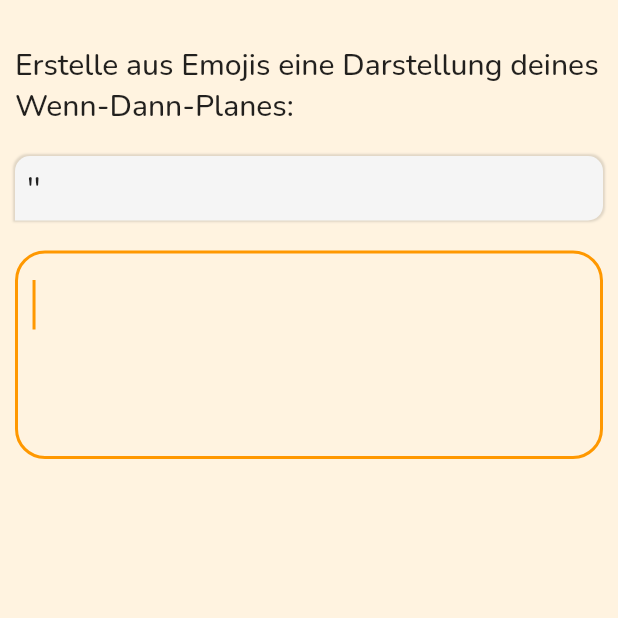
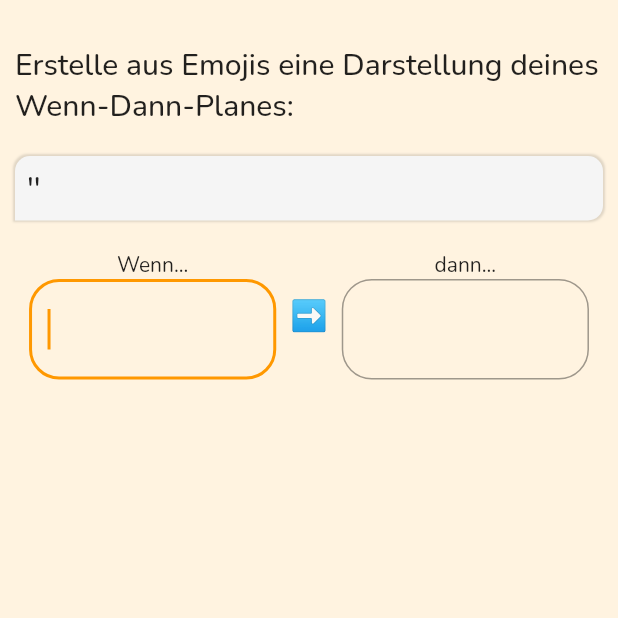
Before and after one commit to EducationalTechnologies/serene-prompt, a Flutter app: the EmojiStoryScreen screen opened directly, on a phone screen of 412 x 824 dp, the top half of it. Run offline on Flutter 3.47's test engine with Material 2 defaults, Android fonts, the phone set to English and light mode, and no system bars; our stand-ins replace cloud_firestore, email_validator, firebase_auth, firebase_core, flutter_local_notifications, flutter_markdown and 6 more; missing offline and left inert: flutter_emoji_keyboard; accounts and stored records are empty.

Commit message:
horizontal emoji input split

```diff
--- a/lib/screens/internalisation/emoji_story_screen.dart
+++ b/lib/screens/internalisation/emoji_story_screen.dart
@@ -17,7 +17,8 @@ class EmojiStoryScreen extends StatefulWidget {
 
 class _EmojiStoryScreenState extends State<EmojiStoryScreen> {
   bool _done = false;
-  String _emojiStory = "";
+  String _emojiStoryIf = "";
+  String _emojiStoryThen = "";
 
   // bool _useEmojiPicker = false;
 
@@ -27,21 +28,131 @@ class _EmojiStoryScreenState extends State<EmojiStoryScreen> {
         alignment: Alignment.bottomCenter,
         child: FullWidthButton(
           onPressed: () async {
-            await vm.submitEmojiStory(_emojiStory);
+            await vm
+                .submitEmojiStory("Wenn $_emojiStoryIf dann $_emojiStoryThen");
             Navigator.pushNamed(context, RouteNames.NO_TASKS);
           },
         ));
+  }
+
+  void _checkIfIsDone() {
+    _done = _emojiStoryIf.isNotEmpty && _emojiStoryThen.isNotEmpty;
   }
 
   _buildEmojiPicker() {
     return EmojiKeyboard(
       onEmojiSelected: (Emoji emoji) {
         setState(() {
-          _emojiStory += emoji.text;
+          _emojiStoryIf += emoji.text;
         });
         print(emoji);
       },
     );
+  }
+
+  buildEmojiFieldsHorizontal() {
+    var width = MediaQuery.of(context).size.width * 0.4;
+    return Row(
+      mainAxisAlignment: MainAxisAlignment.spaceEvenly,
+      children: [
+        Column(
+          children: [
+            Text("Wenn..."),
+            Container(
+                width: width,
+                child: TextField(
+                  minLines: 1,
+                  maxLines: 2,
+                  autofocus: true,
+                  autocorrect: false,
+                  enableSuggestions: false,
+                  style: Theme.of(context).textTheme.headline6,
+                  decoration: InputDecoration(
+                    border: OutlineInputBorder(
+                        borderRadius: BorderRadius.all(Radius.circular(20))),
+                  ),
+                  onChanged: (text) {
+                    setState(() {
+                      _checkIfIsDone();
+                      _emojiStoryIf = text;
+                    });
+                  },
+                )),
+          ],
+        ),
+        Text("➡", style: Theme.of(context).textTheme.headline6),
+        Column(
+          children: [
+            Text("dann..."),
+            Container(
+                width: width,
+                child: TextField(
+                  minLines: 1,
+                  maxLines: 2,
+                  autofocus: true,
+                  autocorrect: false,
+                  enableSuggestions: false,
+                  style: Theme.of(context).textTheme.headline6,
+                  decoration: InputDecoration(
+                    border: OutlineInputBorder(
+                        borderRadius: BorderRadius.all(Radius.circular(20))),
+                  ),
+                  onChanged: (text) {
+                    setState(() {
+                      _checkIfIsDone();
+                      _emojiStoryThen = text;
+                    });
+                  },
+                )),
+          ],
+        )
+      ],
+    );
+  }
+
+  buildEmojiFieldsVertical() {
+    return Column(children: [
+      Text("Wenn ich..."),
+      Center(
+          child: TextField(
+        minLines: 1,
+        maxLines: 2,
+        autofocus: true,
+        autocorrect: false,
+        enableSuggestions: false,
+        style: Theme.of(context).textTheme.headline6,
+        decoration: InputDecoration(
+          border: OutlineInputBorder(
+              borderRadius: BorderRadius.all(Radius.circular(20))),
+        ),
+        onChanged: (text) {
+          setState(() {
+            _checkIfIsDone();
+            _emojiStoryIf = text;
+          });
+        },
+      )),
+      Text("dann..."),
+      Center(
+          child: TextField(
+        minLines: 1,
+        maxLines: 2,
+        autofocus: true,
+        autocorrect: false,
+        enableSuggestions: false,
+        style: Theme.of(context).textTheme.headline6,
+        decoration: InputDecoration(
+          border: OutlineInputBorder(
+              borderRadius: BorderRadius.all(Radius.circular(20))),
+        ),
+        onChanged: (text) {
+          setState(() {
+            _checkIfIsDone();
+            _emojiStoryThen = text;
+          });
+        },
+      )),
+    ]);
   }
 
   @override
@@ -64,26 +175,7 @@ class _EmojiStoryScreenState extends State<EmojiStoryScreen> {
                   UIHelper.verticalSpaceMedium(),
                   SpeechBubble(text: "'${vm.implementationIntention}'"),
                   UIHelper.verticalSpaceMedium(),
-                  Center(
-                      child: TextField(
-                    minLines: 3,
-                    maxLines: 5,
-                    autofocus: true,
-                    autocorrect: false,
-                    enableSuggestions: false,
-                    style: Theme.of(context).textTheme.headline5,
-                    decoration: InputDecoration(
-                        border: OutlineInputBorder(
-                            borderRadius:
-                                BorderRadius.all(Radius.circular(20))),
-                        hintText: ""),
-                    onChanged: (text) {
-                      setState(() {
-                        _done = true;
-                        _emojiStory = text;
-                      });
-                    },
-                  )),
+                  buildEmojiFieldsHorizontal(),
                   UIHelper.verticalSpaceMedium(),
                   // _buildSubmitButton(),
                   UIHelper.verticalSpaceMedium(),
```
